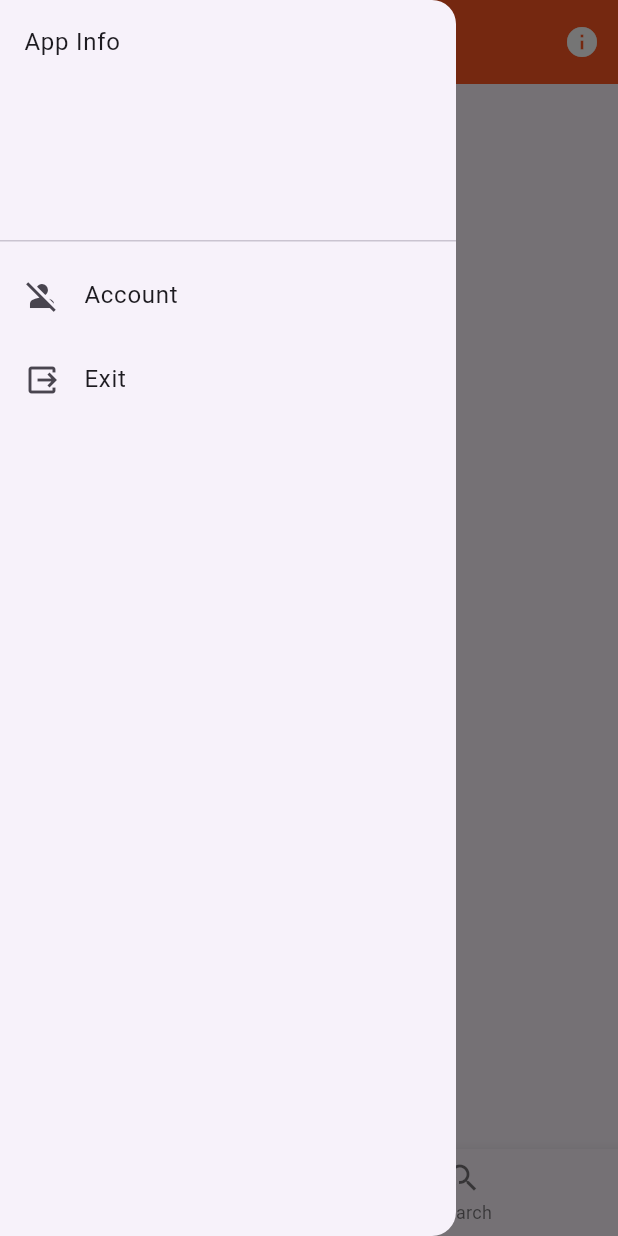
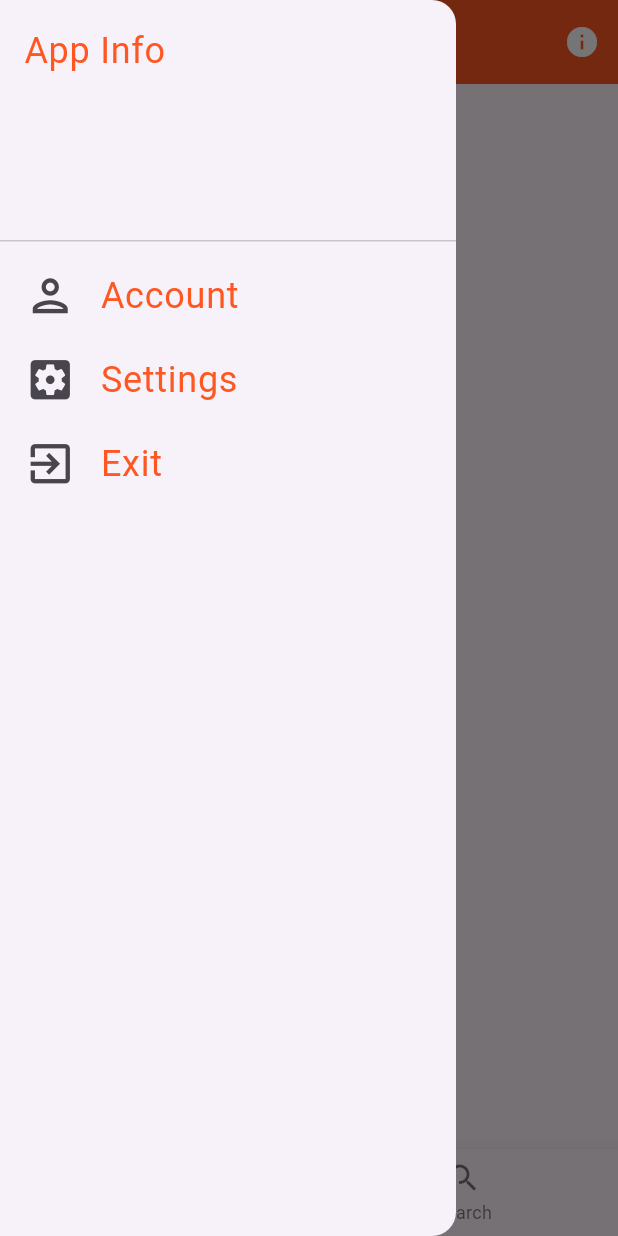
Before and after one commit to kazaliika/portofolio, a Flutter app: the screen it shows after launch, with the side drawer open, on a phone screen of 412 x 824 dp. Run offline on Flutter 3.47's test engine with Material 3 defaults, Android fonts, the light colour scheme and no system bars.

Commit message:
edit drawer

```diff
--- a/lib/ui/home_screen.dart
+++ b/lib/ui/home_screen.dart
@@ -34,15 +34,52 @@ class HomeScreen extends StatelessWidget {
   }
 
   Drawer _Drawer(context) => Drawer(
-    child: ListView(
-    children: [
-      DrawerHeader(child: Text("App Info")),
+    child:
+      ListView(
+        children: [
+          DrawerHeader(
+            child:
+              Text("App Info",
+              style: TextStyle(
+              color: Colors.deepOrange,
+              fontSize: 24),
+          ),
+          ),
       ListTile(
-        leading: Icon(Icons.person_off),
-        title: Text("Account"),
-      ),ListTile(
-        leading: Icon(Icons.output),
-        title: Text("Exit"),
+        leading: Icon(
+            Icons.person_outlined,
+            size: 35
+        ),
+        title: Text("Account",
+          style: TextStyle(
+              fontSize: 24,
+              color: Colors.deepOrange
+          ),
+        ),
+      ),
+          ListTile(
+        leading: Icon(
+            Icons.settings_applications,
+            size: 35
+        ),
+        title: Text("Settings",
+          style: TextStyle(
+              fontSize: 24,
+              color: Colors.deepOrange
+          ),
+        ),
+      ),
+          ListTile(
+        leading: Icon(
+            Icons.exit_to_app,
+            size: 35
+        ),
+        title: Text("Exit",
+          style: TextStyle(
+              fontSize: 24,
+              color: Colors.deepOrange
+          ),
+        ),
       ),
     ],
   ),
```
